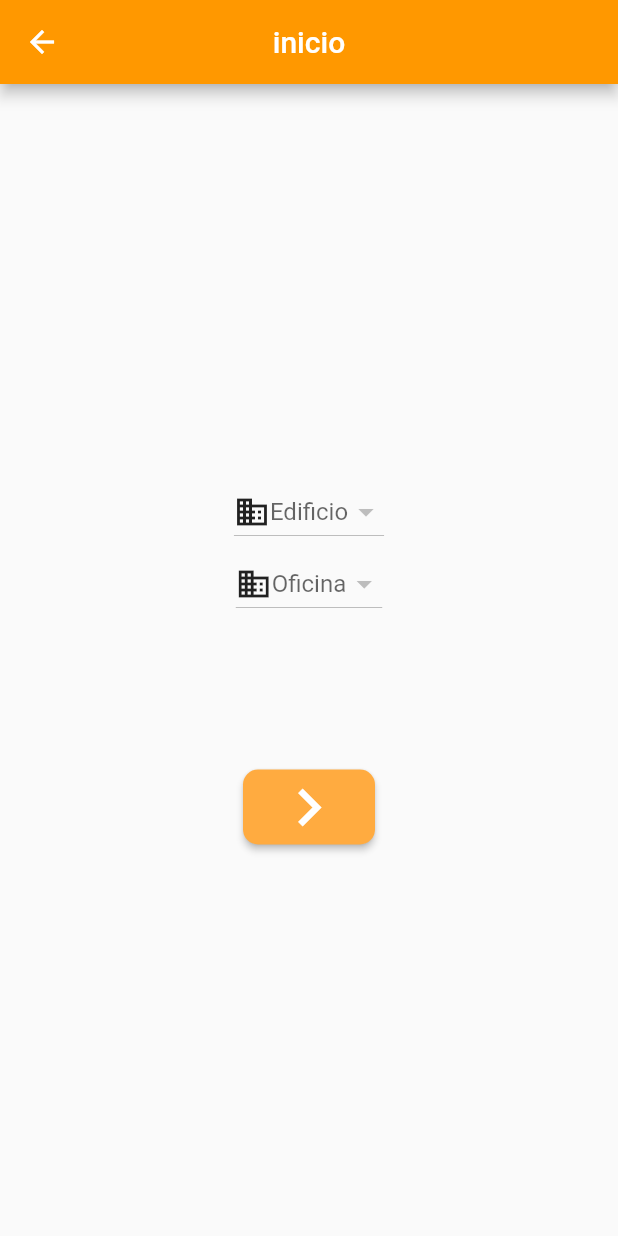
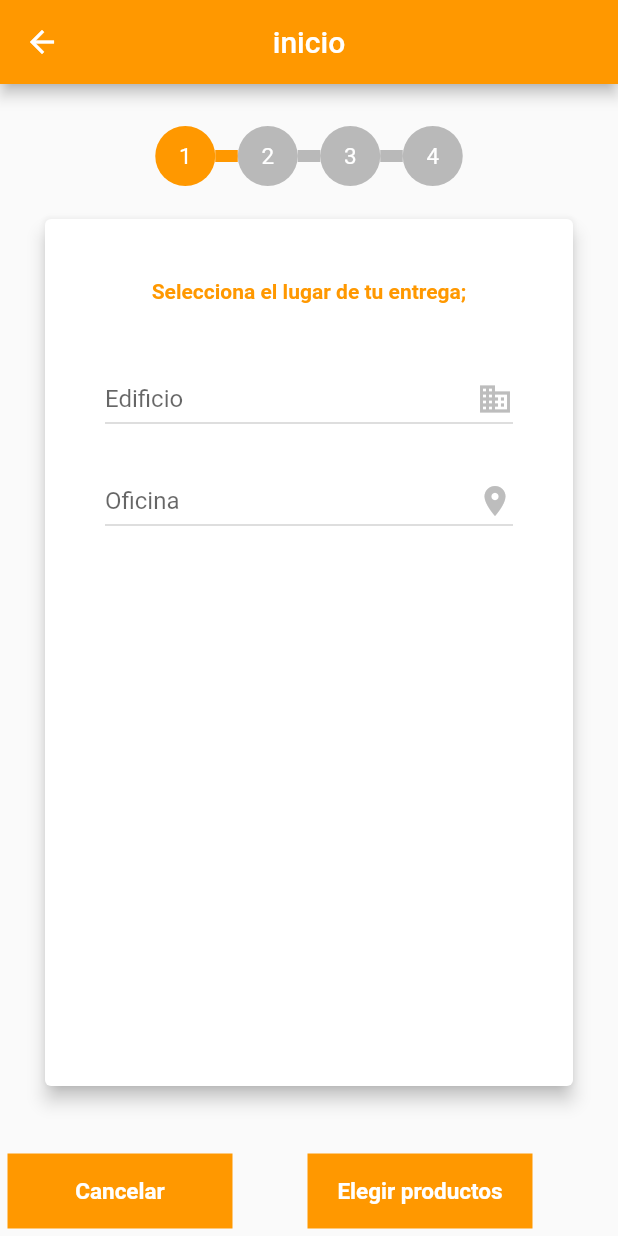
Before and after one commit to Lalosantoyo51/prueba, a Flutter app: the Buildind screen opened by its route, on a phone screen of 412 x 824 dp. Run offline on Flutter 3.47's test engine with Material 2 defaults, Android fonts, the phone set to English and light mode, and no system bars; our stand-ins replace connectivity, date_format, datetime_picker_formfield, dio, google_maps_flutter, location and 2 more; missing offline and left inert: flutter_facebook_login, intro_views_flutter; accounts and stored records are empty.

Commit message:
create widget steppers

```diff
--- a/lib/src/ui/purchase/building.dart
+++ b/lib/src/ui/purchase/building.dart
@@ -3,6 +3,8 @@ import 'package:prue/src/bloc/location.controller.dart';
 import 'package:prue/src/models/building.model.dart';
 import 'package:prue/src/models/buildingResponse.dart';
 import 'package:prue/src/models/offices.dart';
+import 'package:prue/src/models/provision.dart';
+import 'package:prue/src/widgets/stepperW.dart';
 import '../../bloc/purchaseController.dart';
 import '../../models/cart.model.dart';
 import '../../resource/cart.service.dart';
@@ -13,6 +15,7 @@ class Buildind extends StatefulWidget {
 }
 
 class _BuildindState extends State<Buildind> {
+
   locationController _locationController = new locationController();
   PurchaseController _purchaseController = new PurchaseController();
   CartService _cartService = new CartService();
@@ -22,7 +25,7 @@ class _BuildindState extends State<Buildind> {
   String selected_offices = null;
   List <Building> buildings;
   List<Offices> offices;
-
+  List<Provision> provisions = new List();
   @override
   void initState() {
     _locationController.getBuilding().then((List<Building> buildings ){
@@ -38,12 +41,13 @@ class _BuildindState extends State<Buildind> {
         });
       });
     });
-
   }
   goToNext(){
     //Navigator.of(context).pushNamed('/products');
     _cartService.setSeller_id =1;
     _cartService.setPlace_id =1;
+    print(_cartService.getPlace_id);
+    print(_cartService.getSeller_id);
 
   }
 
@@ -59,20 +63,44 @@ class _BuildindState extends State<Buildind> {
         centerTitle: true,
         backgroundColor: Colors.orange,
       ),
-      body: Container(
-        child: new Center(
+      body: Theme(
+          data: ThemeData(
+              primaryColor: Colors.orange
+          ),
+          child: Container(
+            constraints: BoxConstraints.expand(
+            ),
+            child: Stack(
+              children: <Widget>[
+                Padding(padding: EdgeInsets.only(top: 20),child: StepperW(1),),
+                Padding(padding: EdgeInsets.only(top: 90, left: 30,right: 30),
+                child: Card(
+                  elevation: 5.0,
+                  margin: EdgeInsets.only(bottom: 100),
+                  child: Center(
                     child: Column(
-            mainAxisAlignment: MainAxisAlignment.center,
                       mainAxisSize: MainAxisSize.max,
                       children: <Widget>[
-              DropdownButton(
+                        Padding(padding: EdgeInsets.only(top: 40)),
+                        Text('Selecciona el lugar de tu entrega;',
+                          style: TextStyle(color: Colors.orange,
+                            fontWeight: FontWeight.bold),),
+                        Padding(padding: EdgeInsets.only(left: 40,top: 40,right: 40),
+                        child:  DropdownButton(
+                          elevation: 5,
+                          isExpanded: true,
+                          icon: Icon(Icons.business),
                           value: selected_buildign,
                           items: listBuiling,
-                hint: new Row(
+                          hint: Container(
+                            child:Row(
+                              mainAxisSize: MainAxisSize.min,
+                              crossAxisAlignment: CrossAxisAlignment.end,
+                              mainAxisAlignment: MainAxisAlignment.spaceBetween,
                               children: <Widget>[
-                    new Icon(Icons.business,),
-                    new Text("Edificio"),
+                                Text("Edificio"),
                               ],
+                            ),
                           ),
                           onChanged: (value){
                             setState(() {
@@ -89,13 +117,15 @@ class _BuildindState extends State<Buildind> {
                               });
                             });
                           },
-              ),
-              DropdownButton(
+                        ),),
+                        Padding(padding: EdgeInsets.only(left: 40,top: 20,right: 40),
+                        child: DropdownButton(
+                          isExpanded: true,
+                          icon: Icon(Icons.place),
                           value: selected_offices,
                           items: listoffices,
                           hint: new Row(
                             children: <Widget>[
-                    new Icon(Icons.business,),
                               new Text("Oficina"),
                             ],
                           ),
@@ -105,25 +135,57 @@ class _BuildindState extends State<Buildind> {
 
                             });
                           },
+                        ),)
+                      ],
                     ),
-              new Padding(
-                padding: const EdgeInsets.only(bottom: 100.0),
                   ),
-              new Container(
-                child: new MaterialButton(
-                  onPressed: goToNext,
-                  height: 50.0,
-                  color: Colors.orangeAccent,
-                  splashColor: Colors.deepOrangeAccent,
-                  textColor: Colors.white,
-                  child: new Icon(Icons.chevron_right,size: 50, color: Colors.white,),
-                  shape: RoundedRectangleBorder(borderRadius: BorderRadius.circular(10)),
+                ),),
+                Positioned(
+                    bottom: 5,
+                    left: 5,
+                    right: 5,
+                    child: Row(
+                      children: <Widget>[
+                        GestureDetector(
+                          child: Container(
+                            color: Colors.orange,
+                            child: Center(
+                              child: Text('Cancelar',
+                              style: TextStyle(
+                                color: Colors.white,
+                                fontSize: 15,
+                                fontWeight: FontWeight.bold
+                              ),),
+                            ),
+                            width: 150,
+                            height: 50,
+                          ),
+                          onTap: (){
+                            goToNext();
+                          },
+                        ),
+                        GestureDetector(
+                          child: Container(
+                            margin: EdgeInsets.only(left: 50),
+                            color: Colors.orange,
+                            child: Center(
+                              child: Text('Elegir productos',
+                                style: TextStyle(
+                                  color: Colors.white,
+                                  fontSize: 15,
+                                  fontWeight: FontWeight.bold
+                              ),),
+                            ),
+                            width: 150,
+                            height: 50,
                           ),
                         ),
 
                       ],
-
-          ),
+                    )
+                )
+              ],
+            )
           ),
       )
     );
--- a/lib/src/utils/enviroment.dart
+++ b/lib/src/utils/enviroment.dart
@@ -1,5 +1,5 @@
 const int CLIENT_ID = 2;
-const String SERVER_URL =  "http://6bb24b4e.ngrok.io/";
+const String SERVER_URL =  "http://170a51bb.ngrok.io/";
 //const String Client_SECRET ="tvTs853DyxpgDXv0MFNVbOmOpQ00xIOK1q0xD9o9";
 const String Client_SECRET ="GQlYGoaMeUL0mBS26MWKiOuoMzED2tA9lPaUCoRf";
 const String API_URL = SERVER_URL + "api/v1/";
--- /dev/null
+++ b/lib/src/widgets/stepperW.dart
@@ -0,0 +1,212 @@
+import 'package:flutter/material.dart';
+
+class StepperW extends StatefulWidget {
+  int step;
+  StepperW(this.step);
+  @override
+  _StepperWState createState() => _StepperWState();
+}
+
+class _StepperWState extends State<StepperW> {
+  int step;
+  double _kStepSize = 40.0;
+
+  bool _isDark() {
+    return Theme.of(context).brightness == Brightness.dark;
+  }
+
+
+  Color _circleColor() {
+    final ThemeData themeData = Theme.of(context);
+    if (!_isDark()) {
+      return true ? themeData.primaryColor : Colors.black38;
+    } else {
+      return false ? themeData.accentColor : themeData.backgroundColor;
+    }
+  }
+
+  @override
+  Widget build(BuildContext context) {
+    return Row(
+        mainAxisSize: MainAxisSize.max,
+        mainAxisAlignment: MainAxisAlignment.center,
+        children: <Widget>[
+          Container(
+            margin: const EdgeInsets.symmetric(vertical: 8.0,),
+            width: _kStepSize,
+            height: _kStepSize,
+            child: AnimatedContainer(
+              curve: Curves.fastOutSlowIn,
+              duration: kThemeAnimationDuration,
+              decoration: BoxDecoration(
+                color: _circleColor(),
+                shape: BoxShape.circle,
+              ),
+              child: Center(
+                child: Text('1',
+                style: TextStyle(
+                  fontSize: 15,
+                  color: Colors.white
+                ),),
+              ),
+            ),
+          ),
+
+          Container(
+            height: 8,
+            width: 15,
+            color: Colors
+                .orange,
+          ),
+          widget.step >= 2 ?
+          Container(
+            margin: const EdgeInsets.symmetric(vertical: 8.0),
+            width: _kStepSize,
+            height: _kStepSize,
+            child: AnimatedContainer(
+              curve: Curves.fastOutSlowIn,
+              duration: kThemeAnimationDuration,
+              decoration: BoxDecoration(
+                color: _circleColor(),
+                shape: BoxShape.circle,
+              ),
+              child: Center(
+                child: Text('2',
+                  style: TextStyle(
+                      fontSize: 15,
+                      color: Colors.white
+                  ),
+                ),
+              ),
+            ),
+          ):Container(
+            margin: const EdgeInsets.symmetric(vertical: 8.0),
+            width: _kStepSize,
+            height: _kStepSize,
+            child: AnimatedContainer(
+              curve: Curves.fastOutSlowIn,
+              duration: kThemeAnimationDuration,
+              decoration: BoxDecoration(
+                color: Colors
+                    .black26,
+                shape: BoxShape.circle,
+              ),
+              child: Center(
+                child: Text('2',
+                  style: TextStyle(
+                      fontSize: 15,
+                      color: Colors.white
+                  ),
+                ),
+              ),
+            ),
+          ), widget.step >= 2 ?
+          Container(
+            height: 8,
+            width: 15,
+            color: _circleColor(),
+
+          ):Container(
+            height: 8,
+            width: 15,
+            color: Colors
+                .black26,
+          ),
+          widget.step >= 3 ?
+          Container(
+            margin: const EdgeInsets.symmetric(vertical: 8.0),
+            width: _kStepSize,
+            height: _kStepSize,
+            child: AnimatedContainer(
+              curve: Curves.fastOutSlowIn,
+              duration: kThemeAnimationDuration,
+              decoration: BoxDecoration(
+                color: _circleColor(),
+                shape: BoxShape.circle,
+              ),
+              child: Center(
+                child: Text('3',
+                  style: TextStyle(
+                      fontSize: 15,
+                      color: Colors.white
+                  )),
+
+              ),
+            ),
+          ):Container(
+            margin: const EdgeInsets.symmetric(vertical: 8.0),
+            width: _kStepSize,
+            height: _kStepSize,
+            child: AnimatedContainer(
+              curve: Curves.fastOutSlowIn,
+              duration: kThemeAnimationDuration,
+              decoration: BoxDecoration(
+                color: Colors
+                    .black26,
+                shape: BoxShape.circle,
+              ),
+              child: Center(
+                child: Text('3',
+                  style: TextStyle(
+                      fontSize: 15,
+                      color: Colors.white
+                  )),
+
+              ),
+            ),
+          ),
+          widget.step >= 3 ?
+          Container(
+            height: 8,
+            width: 15,
+            color: _circleColor(),
+          ):Container(
+            height: 8,
+            width: 15,
+            color: Colors
+                .black26,
+          ),
+          widget.step >= 4 ?
+          Container(
+            margin: const EdgeInsets.symmetric(vertical: 8.0),
+            width: _kStepSize,
+            height: _kStepSize,
+            child: AnimatedContainer(
+              curve: Curves.fastOutSlowIn,
+              duration: kThemeAnimationDuration,
+              decoration: BoxDecoration(
+                color: _circleColor(),
+                shape: BoxShape.circle,
+              ),
+              child: Center(
+                child: Text('4',
+                  style: TextStyle(
+                      fontSize: 15,
+                      color: Colors.white
+                  ),),
+              ),
+            ),
+          ):Container(
+            margin: const EdgeInsets.symmetric(vertical: 8.0),
+            width: _kStepSize,
+            height: _kStepSize,
+            child: AnimatedContainer(
+              curve: Curves.fastOutSlowIn,
+              duration: kThemeAnimationDuration,
+              decoration: BoxDecoration(
+                color: Colors.black26,
+                shape: BoxShape.circle,
+              ),
+              child: Center(
+                child: Text('4',
+                  style: TextStyle(
+                      fontSize: 15,
+                      color: Colors.white
+                  ),),
+              ),
+            ),
+          ),
+        ],
+      );
+  }
+}
```
Lines whose indentation alone changed are shown as unchanged.
